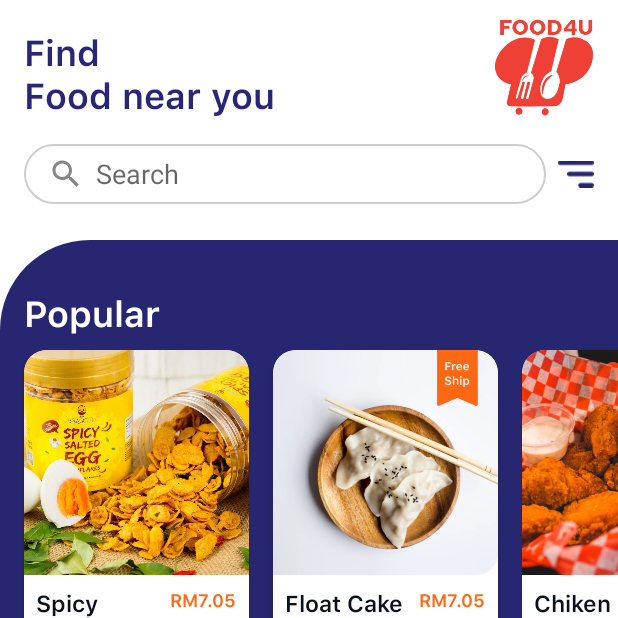
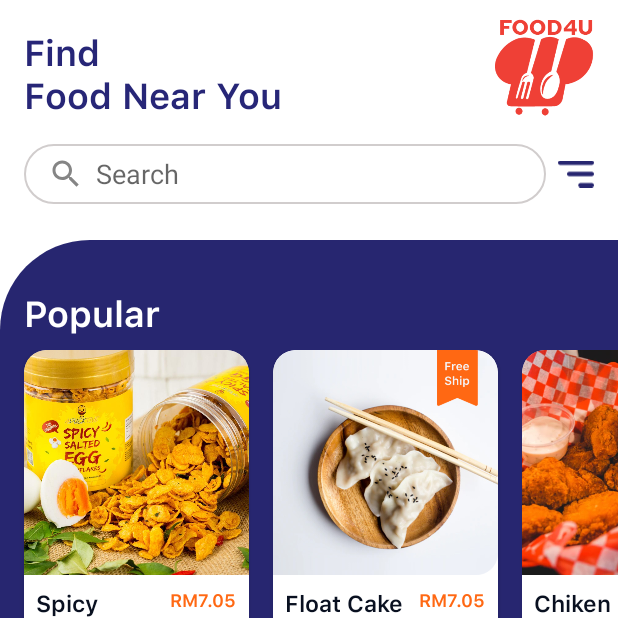
Before and after one commit to muazam99/FoodDeliveryApp-master, an Android app: the screen it shows after launch (MainActivity), on a phone screen of 412 x 824 dp, the top half of it. Run offline under Robolectric (Android 15) with nearby library versions, the phone set to English and light mode, and no system bars.

Commit message:
Update activity_main.xml
Tukar huruf bgi besar

```diff
--- a/app/src/main/res/layout/activity_main.xml
+++ b/app/src/main/res/layout/activity_main.xml
@@ -13,7 +13,7 @@
         android:layout_marginStart="16dp"
         android:layout_marginTop="18dp"
         android:fontFamily="@font/semibold"
-        android:text="Find\nFood near you"
+        android:text="Find\nFood Near You"
         android:textColor="#272677"
         android:textSize="24sp"
         app:layout_constraintStart_toStartOf="parent"
```
